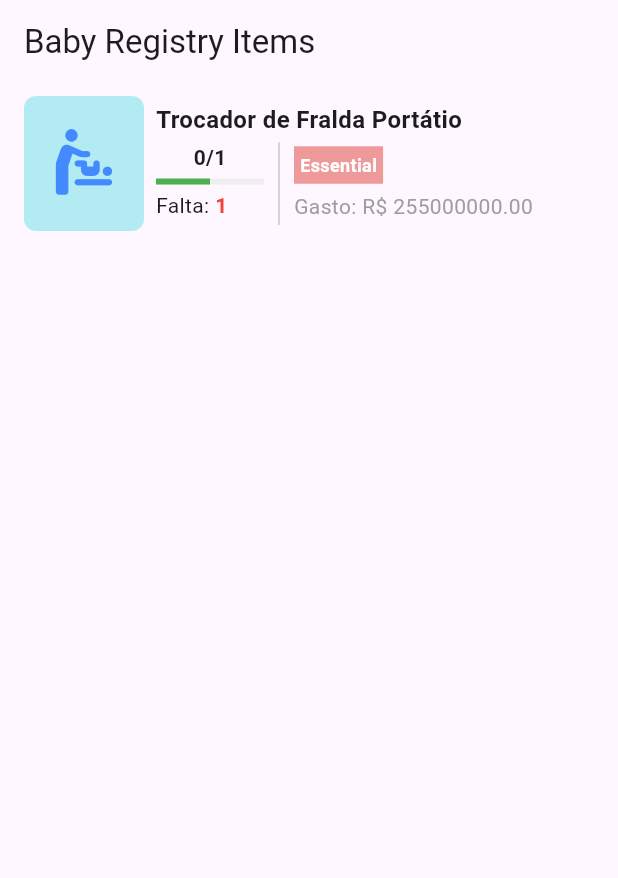
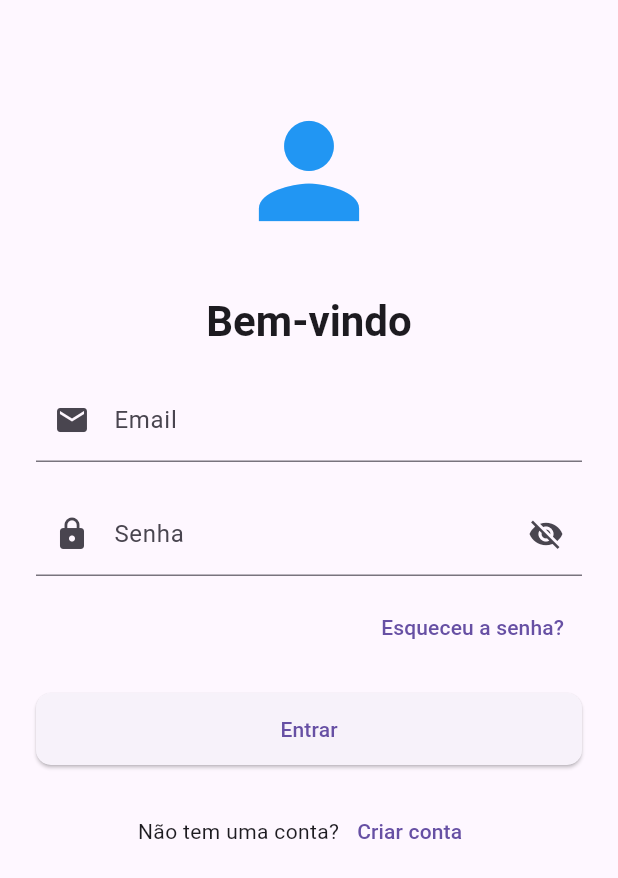
Before and after one commit to ricardooliver-ads-2019/enxoval_baby, a Flutter app: the screen it shows after launch, on a phone screen of 412 x 824 dp. Shown: the top 878 px of the screen. Run offline on Flutter 3.47's test engine with Material 3 defaults, Android fonts, the phone set to English and light mode, and no system bars; our stand-ins replace go_router.

Commit message:
feat(login)Cria a tela de login

```diff
--- /dev/null
+++ b/lib/app/features/login/utils/login_routes.dart
@@ -0,0 +1,19 @@
+import 'package:enxoval_baby/app/features/login/view/login_screen.dart';
+import 'package:go_router/go_router.dart';
+
+enum LoginRoutes {
+  login('login');
+
+  final String routeName;
+  const LoginRoutes(this.routeName);
+
+  String get path => '/$routeName';
+
+  static List<GoRoute> routes = [
+    GoRoute(
+      name: login.routeName,
+      path: login.path,
+      builder: (context, state) => const LoginScreen(),
+    )
+  ];
+}
--- /dev/null
+++ b/lib/app/features/login/view/login_screen.dart
@@ -0,0 +1,146 @@
+import 'package:design_system/design_system.dart';
+import 'package:enxoval_baby/app/features/home_enxoval/utils/routes/home_enxoval_routes.dart';
+import 'package:enxoval_baby/app/utils/app_strings.dart';
+import 'package:enxoval_baby/app/utils/validators/validations_mixin.dart';
+import 'package:flutter/material.dart';
+import 'package:go_router/go_router.dart';
+
+class LoginScreen extends StatefulWidget {
+  const LoginScreen({super.key});
+
+  @override
+  State<LoginScreen> createState() => _LoginScreenState();
+}
+
+class _LoginScreenState extends State<LoginScreen> with ValidationsMixin {
+  final _formKey = GlobalKey<FormState>();
+  final _emailController = TextEditingController();
+  final _passwordController = TextEditingController();
+  bool _obscurePassword = true;
+
+  @override
+  void dispose() {
+    _emailController.dispose();
+    _passwordController.dispose();
+    super.dispose();
+  }
+
+  void _togglePasswordVisibility() {
+    setState(() {
+      _obscurePassword = !_obscurePassword;
+    });
+  }
+
+  void _submitForm() {
+    if (_formKey.currentState!.validate()) {
+      // Simular processo de login
+      navigationTo();
+    }
+  }
+
+  void navigationTo() {
+    context.go(HomeEnxovalRoutes.homeEnxoval.path);
+  }
+
+  Widget get _sizedBoxVerticalDSSpacingBodied =>
+      DSSizedBoxSpacing.sizedBoxVertical(DSSpacing.bodied.value);
+  @override
+  Widget build(BuildContext context) {
+    return Scaffold(
+      body: SingleChildScrollView(
+        padding: EdgeInsets.all(DSSpacing.xxbodied.value),
+        child: Form(
+          key: _formKey,
+          child: Column(
+            children: [
+              DSSizedBoxSpacing.sizedBoxVertical(DSSpacing.xlarge.value),
+              const Icon(Icons.person, size: 100, color: Colors.blue),
+              DSSizedBoxSpacing.sizedBoxVertical(DSSpacing.large.value),
+              Text(
+                AppStrings.bemVindo.text,
+                style: Theme.of(context).textTheme.headlineMedium?.copyWith(
+                      fontWeight: FontWeight.bold,
+                    ),
+              ),
+              _sizedBoxVerticalDSSpacingBodied,
+              TextFormField(
+                controller: _emailController,
+                decoration: InputDecoration(
+                  labelText: AppStrings.email.text,
+                  prefixIcon: const Icon(Icons.email),
+                ),
+                keyboardType: TextInputType.emailAddress,
+                validator: emailValidator,
+              ),
+              _sizedBoxVerticalDSSpacingBodied,
+              TextFormField(
+                controller: _passwordController,
+                decoration: InputDecoration(
+                  labelText: AppStrings.senha.text,
+                  prefixIcon: const Icon(Icons.lock),
+                  suffixIcon: IconButton(
+                    icon: Icon(
+                      _obscurePassword
+                          ? Icons.visibility_off
+                          : Icons.visibility,
+                    ),
+                    onPressed: _togglePasswordVisibility,
+                  ),
+                ),
+                obscureText: _obscurePassword,
+                validator: (value) {
+                  if (value == null || value.isEmpty) {
+                    return 'Por favor insira sua senha';
+                  }
+                  if (value.length < 6) {
+                    return 'Senha deve ter pelo menos 6 caracteres';
+                  }
+                  return null;
+                },
+              ),
+              DSSizedBoxSpacing.sizedBoxVertical(DSSpacing.mini.value),
+              Align(
+                alignment: Alignment.centerRight,
+                child: TextButton(
+                  onPressed: () {
+                    // Navegar para tela de recuperação de senha
+                  },
+                  child: Text(AppStrings.esqueceuASenha.text),
+                ),
+              ),
+              _sizedBoxVerticalDSSpacingBodied,
+              SizedBox(
+                width: double.infinity,
+                child: ElevatedButton(
+                  onPressed: _submitForm,
+                  style: ElevatedButton.styleFrom(
+                    padding:
+                        EdgeInsets.symmetric(vertical: DSSpacing.xxsmall.value),
+                    shape: RoundedRectangleBorder(
+                      borderRadius:
+                          BorderRadius.circular(DSBorderRadius.medium.value),
+                    ),
+                  ),
+                  child: Text(AppStrings.entrar.text),
+                ),
+              ),
+              _sizedBoxVerticalDSSpacingBodied,
+              Row(
+                mainAxisAlignment: MainAxisAlignment.center,
+                children: [
+                  Text(AppStrings.naoTemUmaConta.text),
+                  TextButton(
+                    onPressed: () {
+                      // Navegar para tela de cadastro
+                    },
+                    child: Text(AppStrings.criarConta.text),
+                  ),
+                ],
+              ),
+            ],
+          ),
+        ),
+      ),
+    );
+  }
+}
--- a/lib/app/features/splash/view/splash_screen.dart
+++ b/lib/app/features/splash/view/splash_screen.dart
@@ -1,4 +1,4 @@
-import 'package:enxoval_baby/app/features/home_enxoval/utils/routes/home_enxoval_routes.dart';
+import 'package:enxoval_baby/app/features/login/utils/login_routes.dart';
 import 'package:enxoval_baby/app/features/splash/widgets/animated_thought_widget.dart';
 import 'package:enxoval_baby/app/utils/image_paths.dart';
 import 'package:flutter/material.dart';
@@ -13,7 +13,7 @@ class SplashScreen extends StatefulWidget {
 
 class _SplashScreenState extends State<SplashScreen> {
   void navigationTo() {
-    context.go(HomeEnxovalRoutes.homeEnxoval.path);
+    context.go(LoginRoutes.login.path);
   }
 
   @override
--- /dev/null
+++ b/lib/app/utils/app_strings.dart
@@ -0,0 +1,14 @@
+enum AppStrings {
+  bemVindo('Bem-vindo'),
+  email('Email'),
+  senha('Senha'),
+  esqueceuASenha('Esqueceu a senha?'),
+  entrar('Entrar'),
+  naoTemUmaConta('Não tem uma conta?'),
+  criarConta('Criar conta'),
+  ;
+
+  final String text;
+
+  const AppStrings(this.text);
+}
--- a/lib/app/utils/image_paths.dart
+++ b/lib/app/utils/image_paths.dart
@@ -13,9 +13,6 @@ enum ImageThoughtPaths {
   shoes('shoes.png'),
   boysClothes('boysClothes.png'),
   babySeat('babySeat.png');
-  // babyStroller('babyStroller.png'),
-  // bodyBaby('bodyBaby.png'),
-  // cradle('cradle.png'),
 
   final String name;
   const ImageThoughtPaths(this.name);
--- /dev/null
+++ b/lib/app/utils/validators/validation_messages_enum.dart
@@ -0,0 +1,13 @@
+enum ValidationMessagesEnum {
+  campoObrigatorio('Campo obrigatório'),
+  porfavorInsiraSeuEmail('Por favor insira seu email'),
+  porFavorInformeUmEmailValido('Por favor informe um email válido'),
+  porFavorInformeUmNomeCompleto('Por favor informe um nome completo'),
+  porFavorInformeNomeValido('Por favor informe um nome Valido'),
+  porFavorPreenchaComAInformacaoSolicitada(
+      'Por favor preencha com a informação solicitada'),
+  ;
+
+  final String text;
+  const ValidationMessagesEnum(this.text);
+}
--- /dev/null
+++ b/lib/app/utils/validators/validators/email_validator.dart
@@ -0,0 +1,11 @@
+import 'package:enxoval_baby/app/utils/validators/validators/text_validator.dart';
+
+class EmailValidator implements TextValidator {
+  @override
+  bool isValidText({required String text}) {
+    final regex = RegExp(
+        r"^[a-z0-9!#$%&'*+/=?^_`{|}~-]+(?:\.[a-z0-9!#$%&'*+/=?^_`{|}~-]+)*@(?:[a-z0-9](?:[a-z0-9-]*[a-z0-9])?\.)+[a-z0-9](?:[a-z0-9-]*[a-z0-9])?$");
+
+    return regex.hasMatch(text);
+  }
+}
--- /dev/null
+++ b/lib/app/utils/validators/validators/full_name_validator.dart
@@ -0,0 +1,16 @@
+import 'package:enxoval_baby/app/utils/validators/validators/text_validator.dart';
+
+class FullNameValidator implements TextValidator {
+  final _minLengthValidator = 3;
+
+  @override
+  bool isValidText({required String text}) {
+    final regex = RegExp(r'^[A-Za-z]+(?: [A-Za-z]+)+$');
+    final nameParts = text.trim().split(RegExp(r'\s+'));
+
+    final hasValidLength =
+        nameParts.every((name) => name.length >= _minLengthValidator);
+
+    return regex.hasMatch(text) && hasValidLength;
+  }
+}
--- /dev/null
+++ b/lib/app/utils/validators/validators/name_validator.dart
@@ -0,0 +1,15 @@
+import 'package:enxoval_baby/app/utils/validators/validators/text_validator.dart';
+
+class NameValidator implements TextValidator {
+  final _minLengthValidator = 3;
+
+  @override
+  bool isValidText({required String text}) {
+    final regex = RegExp(r'^[A-Za-z]+$');
+    final firstName = text.trim().split(RegExp(r'\s+')).first;
+
+    final isValidName = regex.hasMatch(firstName);
+
+    return text.length < _minLengthValidator && isValidName;
+  }
+}
--- /dev/null
+++ b/lib/app/utils/validators/validators/text_validator.dart
@@ -0,0 +1,3 @@
+abstract interface class TextValidator {
+  bool isValidText({required String text});
+}
--- a/lib/config/navigation/app_router.dart
+++ b/lib/config/navigation/app_router.dart
@@ -1,4 +1,5 @@
 import 'package:enxoval_baby/app/features/home_enxoval/utils/routes/home_enxoval_routes.dart';
+import 'package:enxoval_baby/app/features/login/utils/login_routes.dart';
 import 'package:enxoval_baby/app/features/splash/utils/splash_routes.dart';
 import 'package:flutter/material.dart';
 import 'package:go_router/go_router.dart';
@@ -12,6 +13,7 @@ class AppRouter {
       routes: [
         ...SplashRoutes.routes,
         ...HomeEnxovalRoutes.routes,
+        ...LoginRoutes.routes,
       ],
     );
   }
```
Also changed, not shown: lib/app/utils/validators/validations_mixin.dart (added, +58 -0 lines), lib/app/utils/validators/validators_null.dart (added, +16 -0 lines), packages/design_system/lib/design_system.dart (+4 -5 lines), pubspec.lock, 4 other files.
